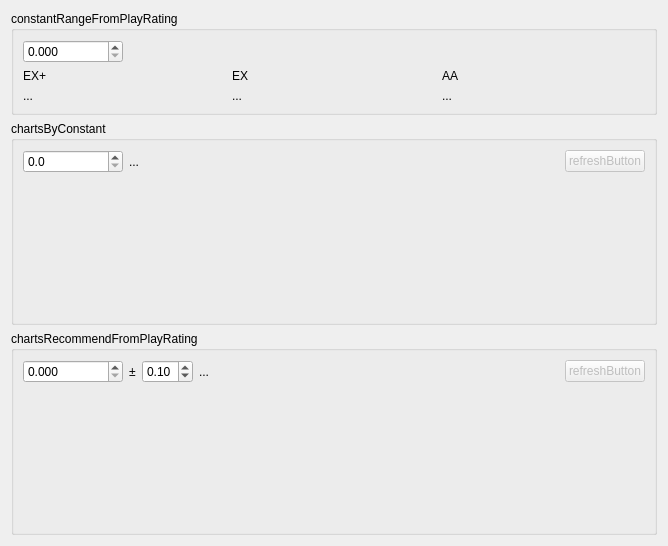
First picture: the form in ui/designer/tabs/tabTools/tabTools_ChartRecommend.ui, repository ArcaeaOffline/client-pyside6, before the edit.
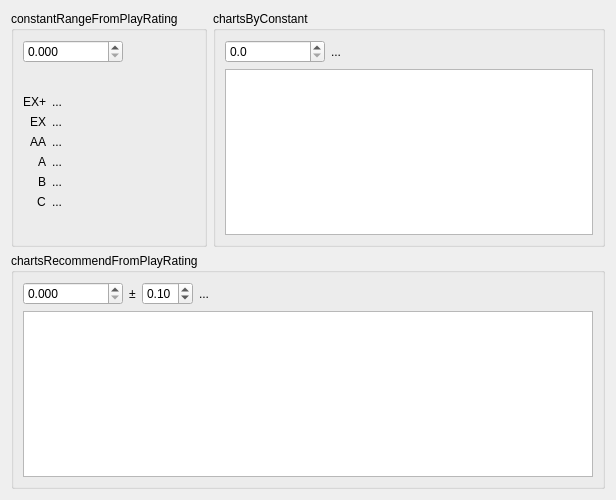
Second picture: the form after the edit.

Commit message: impr: `TabTools_ChartRecommend` ui

What changed in the file:
```diff
--- a/ui/designer/tabs/tabTools/tabTools_ChartRecommend.ui
+++ b/ui/designer/tabs/tabTools/tabTools_ChartRecommend.ui
@@ -6,15 +6,94 @@
    <rect>
     <x>0</x>
     <y>0</y>
-    <width>668</width>
-    <height>546</height>
+    <width>616</width>
+    <height>500</height>
    </rect>
   </property>
   <property name="windowTitle">
    <string notr="true">TabTools_ChartRecommend</string>
   </property>
-  <layout class="QVBoxLayout" name="verticalLayout">
-   <item>
+  <layout class="QGridLayout" name="gridLayout">
+   <item row="0" column="1">
+    <widget class="QGroupBox" name="groupBox_2">
+     <property name="title">
+      <string>chartsByConstant</string>
+     </property>
+     <layout class="QVBoxLayout" name="verticalLayout_3">
+      <item>
+       <layout class="QHBoxLayout" name="horizontalLayout_3">
+        <item>
+         <widget class="QDoubleSpinBox" name="chartsByConstant_constantSpinBox">
+          <property name="minimumSize">
+           <size>
+            <width>100</width>
+            <height>0</height>
+           </size>
+          </property>
+          <property name="maximumSize">
+           <size>
+            <width>100</width>
+            <height>16777215</height>
+           </size>
+          </property>
+          <property name="decimals">
+           <number>1</number>
+          </property>
+          <property name="maximum">
+           <double>100.000000000000000</double>
+          </property>
+          <property name="singleStep">
+           <double>0.100000000000000</double>
+          </property>
+         </widget>
+        </item>
+        <item>
+         <widget class="QLabel" name="chartsByConstant_numLabel">
+          <property name="sizePolicy">
+           <sizepolicy hsizetype="Expanding" vsizetype="Preferred">
+            <horstretch>0</horstretch>
+            <verstretch>0</verstretch>
+           </sizepolicy>
+          </property>
+          <property name="text">
+           <string notr="true">...</string>
+          </property>
+         </widget>
+        </item>
+       </layout>
+      </item>
+      <item>
+       <widget class="QListView" name="chartsByConstant_modelView">
+        <property name="sizePolicy">
+         <sizepolicy hsizetype="Preferred" vsizetype="Expanding">
+          <horstretch>0</horstretch>
+          <verstretch>0</verstretch>
+         </sizepolicy>
+        </property>
+        <property name="minimumSize">
+         <size>
+          <width>150</width>
+          <height>0</height>
+         </size>
+        </property>
+        <property name="editTriggers">
+         <set>QAbstractItemView::NoEditTriggers</set>
+        </property>
+        <property name="selectionMode">
+         <enum>QAbstractItemView::NoSelection</enum>
+        </property>
+        <property name="verticalScrollMode">
+         <enum>QAbstractItemView::ScrollPerPixel</enum>
+        </property>
+        <property name="horizontalScrollMode">
+         <enum>QAbstractItemView::ScrollPerPixel</enum>
+        </property>
+       </widget>
+      </item>
+     </layout>
+    </widget>
+   </item>
+   <item row="0" column="0">
     <widget class="QGroupBox" name="groupBox">
      <property name="title">
       <string>constantRangeFromPlayRating</string>
@@ -46,27 +125,13 @@
        </widget>
       </item>
       <item>
-       <layout class="QGridLayout" name="gridLayout_3">
-        <item row="0" column="2">
-         <widget class="QLabel" name="label_3">
-          <property name="text">
-           <string notr="true">AA</string>
-          </property>
-          <property name="alignment">
-           <set>Qt::AlignBottom|Qt::AlignLeading|Qt::AlignLeft</set>
-          </property>
-         </widget>
-        </item>
-        <item row="0" column="1">
-         <widget class="QLabel" name="label_2">
-          <property name="text">
-           <string notr="true">EX</string>
-          </property>
-          <property name="alignment">
-           <set>Qt::AlignBottom|Qt::AlignLeading|Qt::AlignLeft</set>
-          </property>
-         </widget>
-        </item>
+       <layout class="QFormLayout" name="formLayout">
+        <property name="labelAlignment">
+         <set>Qt::AlignRight|Qt::AlignTrailing|Qt::AlignVCenter</set>
+        </property>
+        <property name="formAlignment">
+         <set>Qt::AlignLeading|Qt::AlignLeft|Qt::AlignVCenter</set>
+        </property>
         <item row="0" column="0">
          <widget class="QLabel" name="label">
           <property name="text">
@@ -77,7 +142,7 @@
           </property>
          </widget>
         </item>
-        <item row="1" column="0">
+        <item row="0" column="1">
          <widget class="QLabel" name="rangeFromPlayRating_ExPlusLabel">
           <property name="text">
            <string notr="true">...</string>
@@ -87,6 +152,16 @@
           </property>
          </widget>
         </item>
+        <item row="1" column="0">
+         <widget class="QLabel" name="label_2">
+          <property name="text">
+           <string notr="true">EX</string>
+          </property>
+          <property name="alignment">
+           <set>Qt::AlignBottom|Qt::AlignLeading|Qt::AlignLeft</set>
+          </property>
+         </widget>
+        </item>
         <item row="1" column="1">
          <widget class="QLabel" name="rangeFromPlayRating_ExLabel">
           <property name="text">
@@ -97,7 +172,17 @@
           </property>
          </widget>
         </item>
-        <item row="1" column="2">
+        <item row="2" column="0">
+         <widget class="QLabel" name="label_3">
+          <property name="text">
+           <string notr="true">AA</string>
+          </property>
+          <property name="alignment">
+           <set>Qt::AlignBottom|Qt::AlignLeading|Qt::AlignLeft</set>
+          </property>
+         </widget>
+        </item>
+        <item row="2" column="1">
          <widget class="QLabel" name="rangeFromPlayRating_AaLabel">
           <property name="text">
            <string notr="true">...</string>
@@ -107,91 +192,54 @@
           </property>
          </widget>
         </item>
-       </layout>
-      </item>
-     </layout>
-    </widget>
-   </item>
-   <item>
-    <widget class="QGroupBox" name="groupBox_2">
-     <property name="title">
-      <string>chartsByConstant</string>
-     </property>
-     <layout class="QVBoxLayout" name="verticalLayout_3">
-      <item>
-       <layout class="QHBoxLayout" name="horizontalLayout_3">
-        <item>
-         <widget class="QDoubleSpinBox" name="chartsByConstant_constantSpinBox">
-          <property name="minimumSize">
-           <size>
-            <width>100</width>
-            <height>0</height>
-           </size>
+        <item row="3" column="0">
+         <widget class="QLabel" name="label_5">
+          <property name="text">
+           <string notr="true">A</string>
           </property>
-          <property name="maximumSize">
-           <size>
-            <width>100</width>
-            <height>16777215</height>
-           </size>
-          </property>
-          <property name="decimals">
-           <number>1</number>
-          </property>
-          <property name="maximum">
-           <double>100.000000000000000</double>
-          </property>
-          <property name="singleStep">
-           <double>0.100000000000000</double>
-          </property>
          </widget>
         </item>
-        <item>
-         <widget class="QLabel" name="chartsByConstant_numLabel">
+        <item row="3" column="1">
+         <widget class="QLabel" name="rangeFromPlayRating_ALabel">
           <property name="text">
            <string notr="true">...</string>
           </property>
          </widget>
         </item>
-        <item>
-         <spacer name="horizontalSpacer">
-          <property name="orientation">
-           <enum>Qt::Horizontal</enum>
+        <item row="4" column="0">
+         <widget class="QLabel" name="label_8">
+          <property name="text">
+           <string notr="true">B</string>
           </property>
-          <property name="sizeHint" stdset="0">
-           <size>
-            <width>40</width>
-            <height>20</height>
-           </size>
+         </widget>
+        </item>
+        <item row="4" column="1">
+         <widget class="QLabel" name="rangeFromPlayRating_BLabel">
+          <property name="text">
+           <string notr="true">...</string>
           </property>
-         </spacer>
+         </widget>
         </item>
-        <item>
-         <widget class="QPushButton" name="chartsByConstant_refreshButton">
-          <property name="enabled">
-           <bool>false</bool>
+        <item row="5" column="0">
+         <widget class="QLabel" name="label_10">
+          <property name="text">
+           <string notr="true">C</string>
           </property>
+         </widget>
+        </item>
+        <item row="5" column="1">
+         <widget class="QLabel" name="rangeFromPlayRating_CLabel">
           <property name="text">
-           <string>refreshButton</string>
+           <string notr="true">...</string>
           </property>
          </widget>
         </item>
        </layout>
       </item>
-      <item>
-       <widget class="QWidget" name="widget" native="true">
-        <property name="sizePolicy">
-         <sizepolicy hsizetype="Preferred" vsizetype="Expanding">
-          <horstretch>0</horstretch>
-          <verstretch>0</verstretch>
-         </sizepolicy>
-        </property>
-        <layout class="QGridLayout" name="chartsByConstant_gridLayout"/>
-       </widget>
-      </item>
      </layout>
     </widget>
    </item>
-   <item>
+   <item row="1" column="0" colspan="2">
     <widget class="QGroupBox" name="groupBox_3">
      <property name="title">
       <string>chartsRecommendFromPlayRating</string>
@@ -246,45 +294,48 @@
         </item>
         <item>
          <widget class="QLabel" name="chartsRecommendFromPlayRating_numLabel">
+          <property name="sizePolicy">
+           <sizepolicy hsizetype="Expanding" vsizetype="Preferred">
+            <horstretch>0</horstretch>
+            <verstretch>0</verstretch>
+           </sizepolicy>
+          </property>
           <property name="text">
            <string notr="true">...</string>
           </property>
          </widget>
         </item>
-        <item>
-         <spacer name="horizontalSpacer_2">
-          <property name="orientation">
-           <enum>Qt::Horizontal</enum>
-          </property>
-          <property name="sizeHint" stdset="0">
-           <size>
-            <width>40</width>
-            <height>20</height>
-           </size>
-          </property>
-         </spacer>
-        </item>
-        <item>
-         <widget class="QPushButton" name="chartsRecommendFromPlayRating_refreshButton">
-          <property name="enabled">
-           <bool>false</bool>
-          </property>
-          <property name="text">
-           <string>refreshButton</string>
-          </property>
-         </widget>
-        </item>
        </layout>
       </item>
       <item>
-       <widget class="QWidget" name="widget_2" native="true">
+       <widget class="QTableView" name="chartsRecommendFromPlayRating_modelView">
         <property name="sizePolicy">
-         <sizepolicy hsizetype="Preferred" vsizetype="Expanding">
+         <sizepolicy hsizetype="Expanding" vsizetype="Expanding">
           <horstretch>0</horstretch>
           <verstretch>0</verstretch>
          </sizepolicy>
         </property>
-        <layout class="QGridLayout" name="chartsRecommendFromPlayRating_gridLayout"/>
+        <property name="minimumSize">
+         <size>
+          <width>200</width>
+          <height>0</height>
+         </size>
+        </property>
+        <property name="editTriggers">
+         <set>QAbstractItemView::NoEditTriggers</set>
+        </property>
+        <property name="selectionMode">
+         <enum>QAbstractItemView::SingleSelection</enum>
+        </property>
+        <property name="selectionBehavior">
+         <enum>QAbstractItemView::SelectRows</enum>
+        </property>
+        <property name="verticalScrollMode">
+         <enum>QAbstractItemView::ScrollPerPixel</enum>
+        </property>
+        <property name="horizontalScrollMode">
+         <enum>QAbstractItemView::ScrollPerPixel</enum>
+        </property>
        </widget>
       </item>
      </layout>
```
The commit also changes 4 other files.
